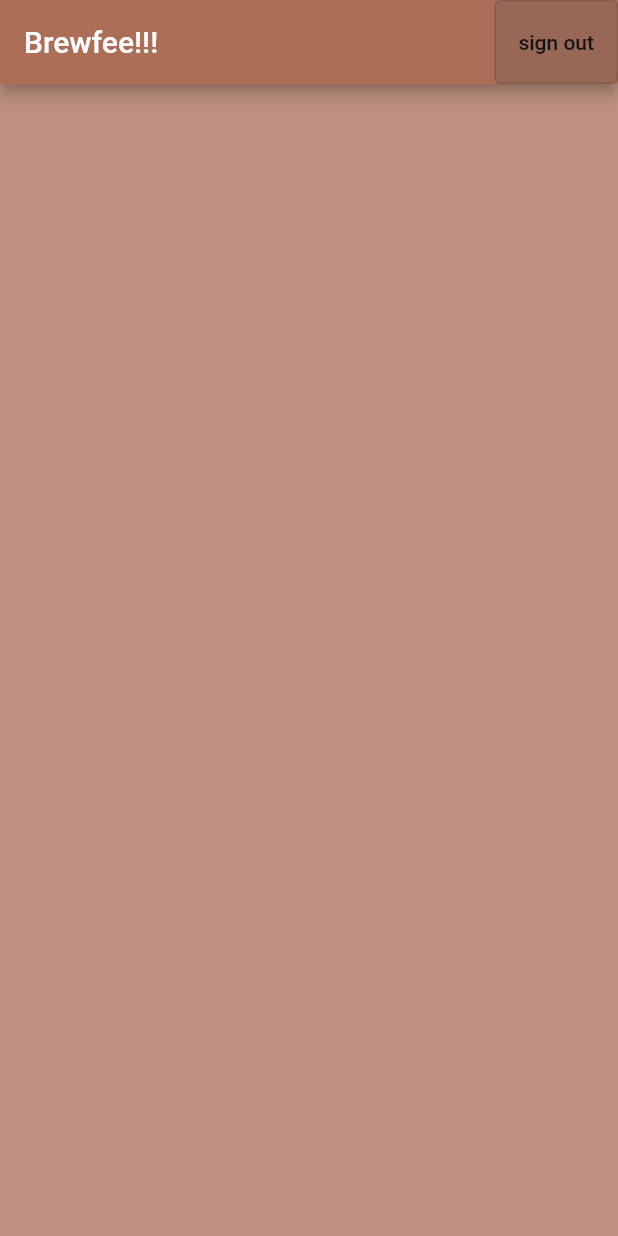
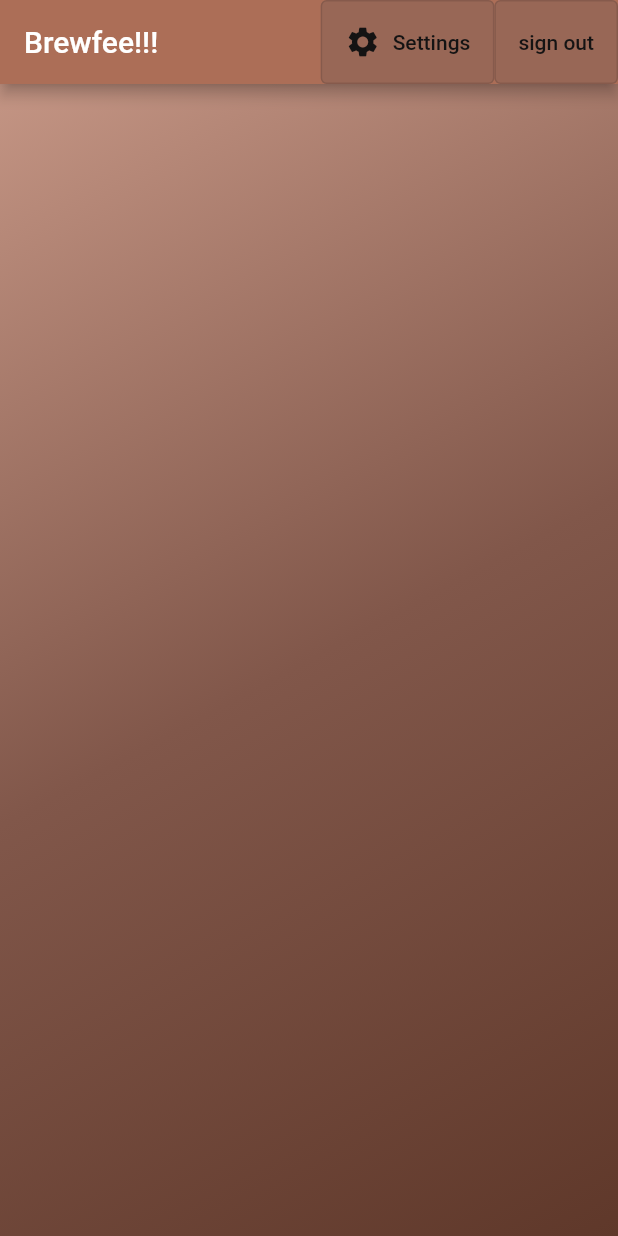
Before and after one commit to Aastha-2611/coffee, a Flutter app: the screen it shows once a user with an empty profile is signed in, on a phone screen of 412 x 824 dp. Run offline on Flutter 3.47's test engine with Material 2 defaults, Android fonts, the phone set to English and light mode, and no system bars; our stand-ins replace cloud_firestore, firebase_auth, firebase_core, flutter_spinkit; accounts and stored records are empty.

Commit message:
commit 11/02

```diff
--- a/lib/models/brew.dart
+++ b/lib/models/brew.dart
@@ -2,7 +2,7 @@ import 'package:flutter/material.dart';
 
 class Brew {
   String? sugar;
-  String? name;
+  String name;
   String? strength;
-  Brew({this.sugar, this.name, this.strength});
+  Brew({this.sugar, required this.name, this.strength});
 }
--- a/lib/models/user.dart
+++ b/lib/models/user.dart
@@ -5,3 +5,11 @@ class MUser {
 
   MUser({this.uid});
 }
+
+class UserData {
+  final String? uid;
+  final String? name;
+  final String? sugar;
+  final String? strength;
+  UserData({this.uid, this.name, this.sugar, this.strength});
+}
--- a/lib/screens/home/brewlist.dart
+++ b/lib/screens/home/brewlist.dart
@@ -3,6 +3,7 @@ import 'package:flutter/material.dart';
 import 'package:cloud_firestore/cloud_firestore.dart';
 import 'package:provider/provider.dart';
 import 'package:coffee/services/firebase.dart';
+import 'brewtile.dart';
 
 class BrewList extends StatefulWidget {
   const BrewList({super.key});
@@ -15,12 +16,10 @@ class _BrewListState extends State<BrewList> {
   @override
   Widget build(BuildContext context) {
     final brews = Provider.of<List<Brew>>(context);
-
-    brews.forEach((brew) {
-      print(brew.name);
-      print(brew.strength);
-      print(brew.sugar);
-    });
-    return Container();
+    return ListView.builder(
+        itemCount: brews.length,
+        itemBuilder: (context, index) {
+          return BrewTile(brew: brews[index]);
+        });
   }
 }
--- a/lib/screens/home/home.dart
+++ b/lib/screens/home/home.dart
@@ -1,5 +1,6 @@
 import 'package:cloud_firestore/cloud_firestore.dart';
 import 'package:coffee/models/brew.dart';
+import 'package:coffee/screens/home/settings.dart';
 import 'package:coffee/services/auth.dart';
 import 'package:coffee/services/firebase.dart';
 import 'package:flutter/material.dart';
@@ -10,6 +11,14 @@ class Home extends StatelessWidget {
   final AuthService _auth = AuthService();
   @override
   Widget build(BuildContext context) {
+    void _showSettingsPanel(BuildContext context) {
+      showModalBottomSheet(
+          context: context,
+          builder: (context) {
+            return SettingsForm();
+          });
+    }
+
     return StreamProvider<List<Brew>>.value(
       initialData: [],
       value: DataBaseServices().brews,
@@ -19,6 +28,19 @@ class Home extends StatelessWidget {
           title: Text('Brewfee!!! '),
           backgroundColor: Color.fromARGB(255, 172, 110, 87),
           actions: [
+            OutlinedButton.icon(
+              onPressed: () {
+                _showSettingsPanel(context);
+              },
+              icon: Icon(Icons.settings),
+              label: Text('Settings'),
+              style: ButtonStyle(
+                backgroundColor: MaterialStateProperty.all<Color>(
+                    Color.fromARGB(255, 152, 103, 86)),
+                foregroundColor: MaterialStateProperty.all<Color>(
+                    Color.fromARGB(255, 20, 19, 19)),
+              ),
+            ),
             OutlinedButton(
               onPressed: () async {
                 await _auth.signOut();
@@ -29,10 +51,23 @@ class Home extends StatelessWidget {
                       Color.fromARGB(255, 20, 19, 19)),
                   backgroundColor: MaterialStateProperty.all<Color>(
                       Color.fromARGB(255, 152, 103, 86))),
-            )
+            ),
           ],
         ),
-        body: BrewList(),
+        body: Container(
+          decoration: BoxDecoration(
+            gradient: LinearGradient(
+              begin: Alignment.topLeft,
+              end: Alignment.bottomRight,
+              colors: [
+                Color.fromARGB(255, 196, 149, 132),
+                Color.fromARGB(255, 129, 87, 74),
+                Color.fromARGB(255, 95, 56, 42),
+              ],
+            ),
+          ),
+          child: BrewList(),
+        ),
       ),
     );
   }
```
Also changed, not shown: lib/screens/home/brewtile.dart (added, +21 -0 lines), lib/screens/home/settings.dart (added, +90 -0 lines), lib/services/firebase.dart (+19 -4 lines).
